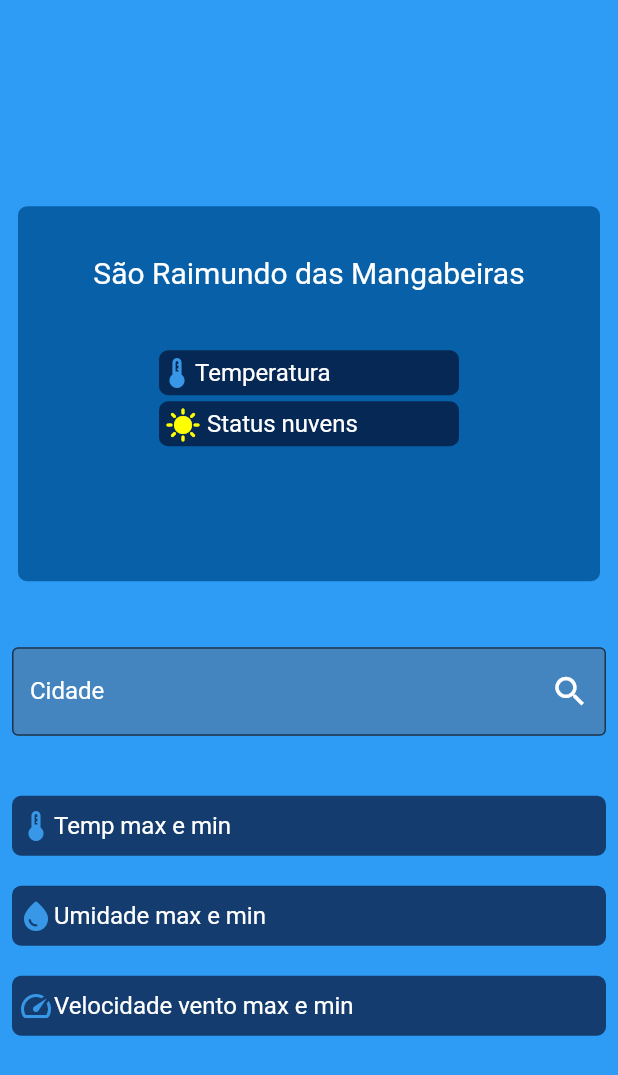
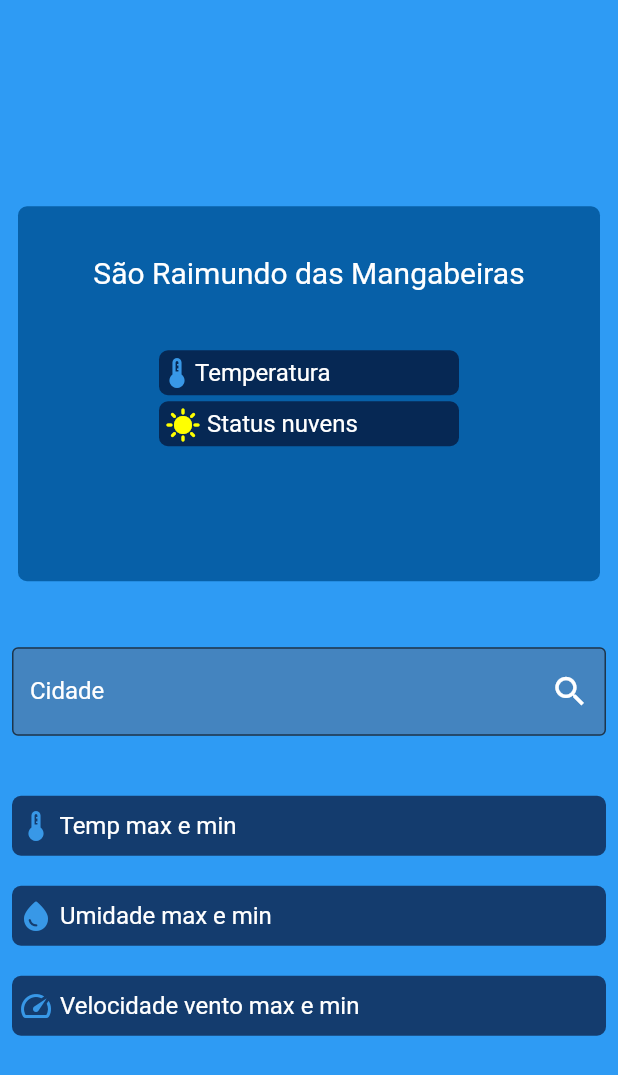
Before and after one commit to NascimentoFrancisco/weather-flutter, a Flutter app: the screen it shows after launch, on a phone screen of 412 x 824 dp. Shown: the top 1075 px of the screen. Run offline on Flutter 3.47's test engine with Material 2 defaults, Android fonts, the phone set to English and light mode, and no system bars; missing offline and left inert: dart:ffi.

Commit message:
Adjustments and notes

```diff
--- a/lib/src/components/humidity.dart
+++ b/lib/src/components/humidity.dart
@@ -25,7 +25,7 @@ class _HumidityState extends State<Humidity> {
           child: Row(
             children: [
               Icon(Icons.water_drop_rounded, color: Color.fromARGB(255, 56, 152, 231),),
-              Text('Umidade max e min',
+              Text(' Umidade max e min',
                 style: TextStyle(
                   color: Colors.white,
                   fontSize: 16
--- a/lib/src/components/search.dart
+++ b/lib/src/components/search.dart
@@ -29,8 +29,6 @@ class _SearchState extends State<Search> {
         labelText: 'Cidade',
         focusedBorder: OutlineInputBorder(
           borderSide: const BorderSide(
-            /* color: Colors.white,
-            width: 3.0 */
           ),
         ),
         labelStyle: TextStyle(color: Colors.white),
--- a/lib/src/components/temperature.dart
+++ b/lib/src/components/temperature.dart
@@ -19,7 +19,7 @@ class Temperature extends StatelessWidget {
           child: Row(
             children: [
               Icon(Icons.thermostat,color: Color.fromARGB(255, 56, 152, 231),),
-              Text('Temp max e min',
+              Text(' Temp max e min',
                 style: TextStyle(
                   color: Colors.white,
                   fontSize: 16
--- a/lib/src/components/wind_speed.dart
+++ b/lib/src/components/wind_speed.dart
@@ -19,7 +19,7 @@ class windSpeed extends StatelessWidget {
           child: Row(
             children: [
               Icon(Icons.speed,color: Color.fromARGB(255, 56, 152, 231),),
-              Text('Velocidade vento max e min',
+              Text(' Velocidade vento max e min',
                 style: TextStyle(
                   color: Colors.white,
                   fontSize: 16
--- a/lib/src/repositories/weather_repositories.dart
+++ b/lib/src/repositories/weather_repositories.dart
@@ -1,8 +1,9 @@
 
 import 'dart:convert';
 import 'dart:ffi';
+import 'package:http/http.dart' as http;
 
-import 'package:http/http.dart' as http;
+/* Buscas, instanciações de classes e retornos para o front */
 
 Future searchWeatherData (String city) async{
 
```
